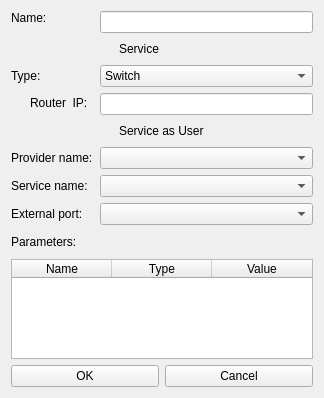
This is DCGUI/Windows/TenantSwitch.ui in DanielZorin/DataCenters as Qt 5 draws it before an edit. The edited form follows.
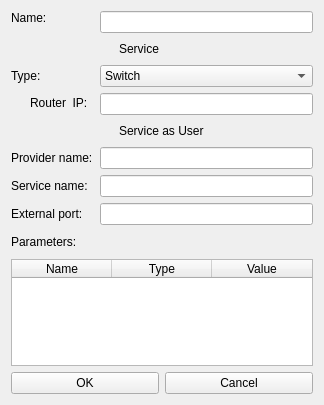
This is the edited form. Icons and pictures are not drawn.

Commit message: arbitrary service providers

Diff of the .ui file:
```diff
--- a/DCGUI/Windows/TenantSwitch.ui
+++ b/DCGUI/Windows/TenantSwitch.ui
@@ -7,7 +7,7 @@
     <x>0</x>
     <y>0</y>
     <width>324</width>
-    <height>398</height>
+    <height>405</height>
    </rect>
   </property>
   <property name="windowTitle">
@@ -112,28 +112,28 @@
          </property>
         </widget>
        </item>
-       <item row="5" column="1">
-        <widget class="QComboBox" name="provider"/>
-       </item>
-       <item row="6" column="0">
+       <item row="7" column="0">
         <widget class="QLabel" name="label_2">
          <property name="text">
           <string>Service name:</string>
          </property>
         </widget>
        </item>
-       <item row="6" column="1">
-        <widget class="QComboBox" name="servicename"/>
-       </item>
-       <item row="7" column="0">
+       <item row="8" column="0">
         <widget class="QLabel" name="label_6">
          <property name="text">
           <string>External port:</string>
          </property>
         </widget>
        </item>
+       <item row="5" column="1">
+        <widget class="QLineEdit" name="provider"/>
+       </item>
        <item row="7" column="1">
-        <widget class="QComboBox" name="port"/>
+        <widget class="QLineEdit" name="servicename"/>
+       </item>
+       <item row="8" column="1">
+        <widget class="QLineEdit" name="port"/>
        </item>
       </layout>
      </item>
```
Left out of the diff: 48 changed lines with no effect on the pictures. The commit also changes 2 other files.
